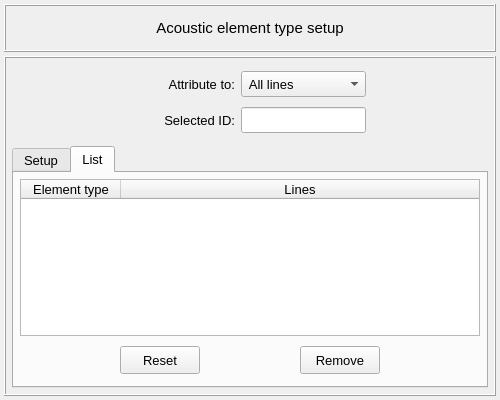
Qt form pulse/interface/data/ui_files/model/setup/acoustic/acoustic_element_type_input.ui (open-pulse/OpenPulse) before a commit.
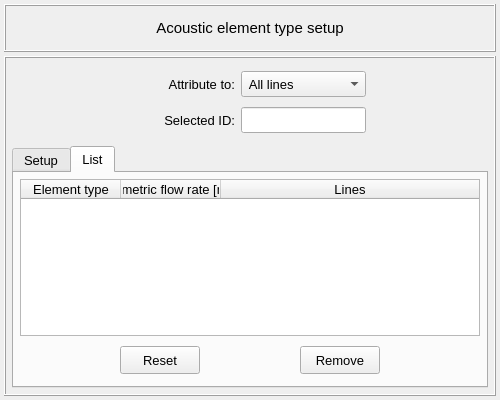
The same form after that commit. The open tabs and pages were chosen to show the change.

Commit message: Review of fluid damping equations by shear in turbulent flow

What changed in the file:
```diff
--- a/pulse/interface/data/ui_files/model/setup/acoustic/acoustic_element_type_input.ui
+++ b/pulse/interface/data/ui_files/model/setup/acoustic/acoustic_element_type_input.ui
@@ -1228,6 +1228,14 @@
               <set>AlignCenter</set>
              </property>
             </column>
+            <column>
+             <property name="text">
+              <string>Volumetric flow rate [m³/s]</string>
+             </property>
+             <property name="textAlignment">
+              <set>AlignCenter</set>
+             </property>
+            </column>
             <column>
              <property name="text">
               <string>Lines</string>
```
The commit also changes 5 other files.
